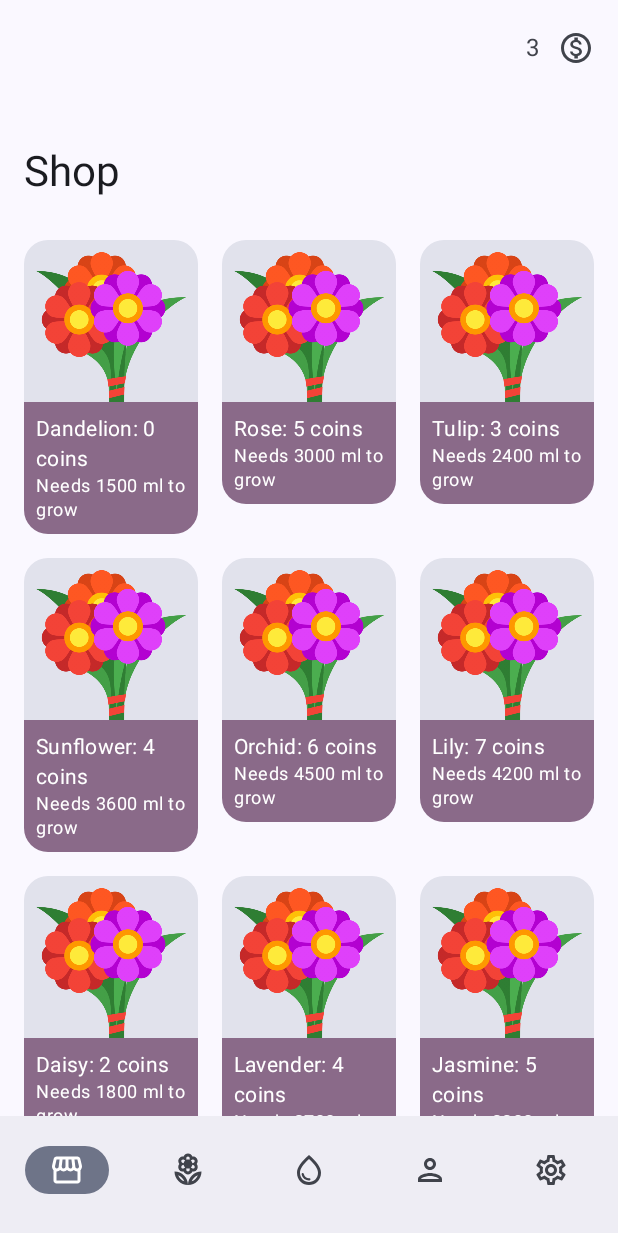
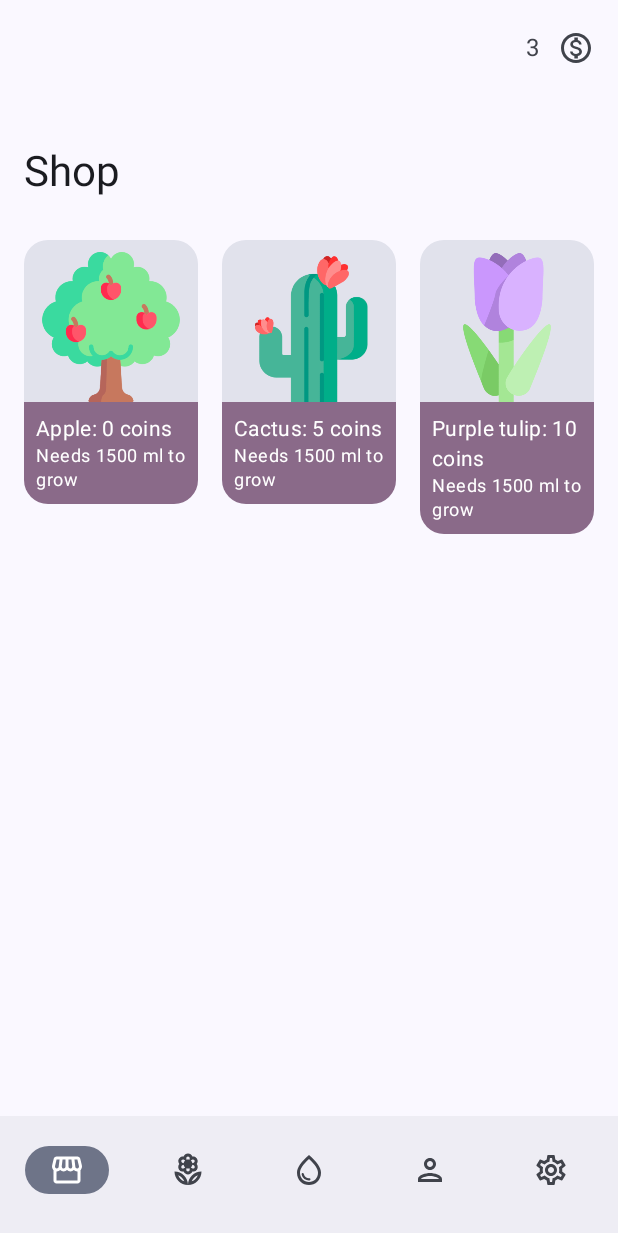
Before and after one commit to ilya-nvk/drink-and-water, an Android app built with Jetpack Compose: the shop screen opened through its navigation route, on a phone screen of 412 x 824 dp. Shown: the top 1233 px of the screen. Run offline under Robolectric (Android 15) with nearby library versions, the phone set to English and light mode, and no system bars; our stand-ins replace Dagger/Hilt's generated code, Room's generated code.

Commit message:
justin bieber - changes

```diff
--- a/app/src/main/java/com/ilyanvk/drinkwater/domain/model/Plant.kt
+++ b/app/src/main/java/com/ilyanvk/drinkwater/domain/model/Plant.kt
@@ -28,8 +28,7 @@ data class Plant(
 
     @DrawableRes
     fun getCurrentLevelPictureId(): Int {
-        return pictureId4
-        when (level) {
+        return when (level) {
             0 -> pictureId1
             1 -> pictureId2
             2 -> pictureId3
--- a/app/src/main/java/com/ilyanvk/drinkwater/domain/repository/plants/ShopRepositoryImpl.kt
+++ b/app/src/main/java/com/ilyanvk/drinkwater/domain/repository/plants/ShopRepositoryImpl.kt
@@ -5,27 +5,33 @@ import com.ilyanvk.drinkwater.domain.model.Plant
 
 class ShopRepositoryImpl : ShopRepository {
     private val plants = listOf(
-        Plant(R.string.dandelion, 0, 500, 0, 0, 0, R.drawable.plant_test),
-        Plant(R.string.rose, 5, 1000, 0, 0, 0, R.drawable.plant_test),
-        Plant(R.string.tulip, 3, 800, 0, 0, 0, R.drawable.plant_test),
-        Plant(R.string.sunflower, 4, 1200, 0, 0, 0, R.drawable.plant_test),
-        Plant(R.string.orchid, 6, 1500, 0, 0, 0, R.drawable.plant_test),
-        Plant(R.string.lily, 7, 1400, 0, 0, 0, R.drawable.plant_test),
-        Plant(R.string.daisy, 2, 600, 0, 0, 0, R.drawable.plant_test),
-        Plant(R.string.lavender, 4, 900, 0, 0, 0, R.drawable.plant_test),
-        Plant(R.string.jasmine, 5, 1100, 0, 0, 0, R.drawable.plant_test),
-        Plant(R.string.peony, 8, 1700, 0, 0, 0, R.drawable.plant_test),
-        Plant(R.string.daffodil, 3, 700, 0, 0, 0, R.drawable.plant_test),
-        Plant(R.string.marigold, 2, 600, 0, 0, 0, R.drawable.plant_test),
-        Plant(R.string.hydrangea, 7, 1300, 0, 0, 0, R.drawable.plant_test),
-        Plant(R.string.poinsettia, 6, 1400, 0, 0, 0, R.drawable.plant_test),
-        Plant(R.string.hibiscus, 5, 1000, 0, 0, 0, R.drawable.plant_test),
-        Plant(R.string.geranium, 4, 800, 0, 0, 0, R.drawable.plant_test),
-        Plant(R.string.carnation, 3, 900, 0, 0, 0, R.drawable.plant_test),
-        Plant(R.string.azalea, 6, 1200, 0, 0, 0, R.drawable.plant_test),
-        Plant(R.string.iris, 5, 1000, 0, 0, 0, R.drawable.plant_test),
-        Plant(R.string.chrysanthemum, 7, 1300, 0, 0, 0, R.drawable.plant_test),
-        Plant(R.string.snapdragon, 6, 1100, 0, 0, 0, R.drawable.plant_test)
+        Plant(
+            R.string.apple,
+            0,
+            500,
+            R.drawable.apple_seed,
+            R.drawable.apple_sprout,
+            R.drawable.apple_teen,
+            R.drawable.apple_adult
+        ),
+        Plant(
+            R.string.cactus,
+            5,
+            500,
+            R.drawable.cactus_seed,
+            R.drawable.cactus_sprout,
+            R.drawable.cactus_teen,
+            R.drawable.cactus_adult
+        ),
+        Plant(
+            R.string.purple_tulip,
+            10,
+            500,
+            R.drawable.purple_tulip_seed,
+            R.drawable.purple_tulip_sprout,
+            R.drawable.purple_tulip_teen,
+            R.drawable.purple_tulip_adult
+        )
     )
 
     override fun getAllPlants(): List<Plant> = plants
--- a/app/src/main/res/values/strings.xml
+++ b/app/src/main/res/values/strings.xml
@@ -95,4 +95,7 @@
     <string name="coins_you_earned">Coins you earned: %1$s</string>
     <string name="your_plant_reached_next_level">Your plant reached next level</string>
     <string name="keep_going">Keep going</string>
+    <string name="apple">Apple</string>
+    <string name="cactus">Cactus</string>
+    <string name="purple_tulip">Purple tulip</string>
 </resources>
```
Also changed, not shown: app/src/main/java/com/ilyanvk/drinkwater/presentation/gallery/components/GrownPlantComponent.kt (line endings or trailing spaces), app/src/main/res/drawable/apple_adult.png (added), app/src/main/res/drawable/apple_seed.png (added), app/src/main/res/drawable/apple_sprout.png (added), app/src/main/res/drawable/apple_teen.png (added), app/src/main/res/drawable/cactus_adult.png (added), app/src/main/res/drawable/cactus_seed.png (added), app/src/main/res/drawable/cactus_sprout.png (added), app/src/main/res/drawable/cactus_teen.png (added), app/src/main/res/drawable/purple_tulip_adult.png (added), app/src/main/res/drawable/purple_tulip_seed.png (added), app/src/main/res/drawable/purple_tulip_sprout.png (added), app/src/main/res/drawable/purple_tulip_teen.png (added).
